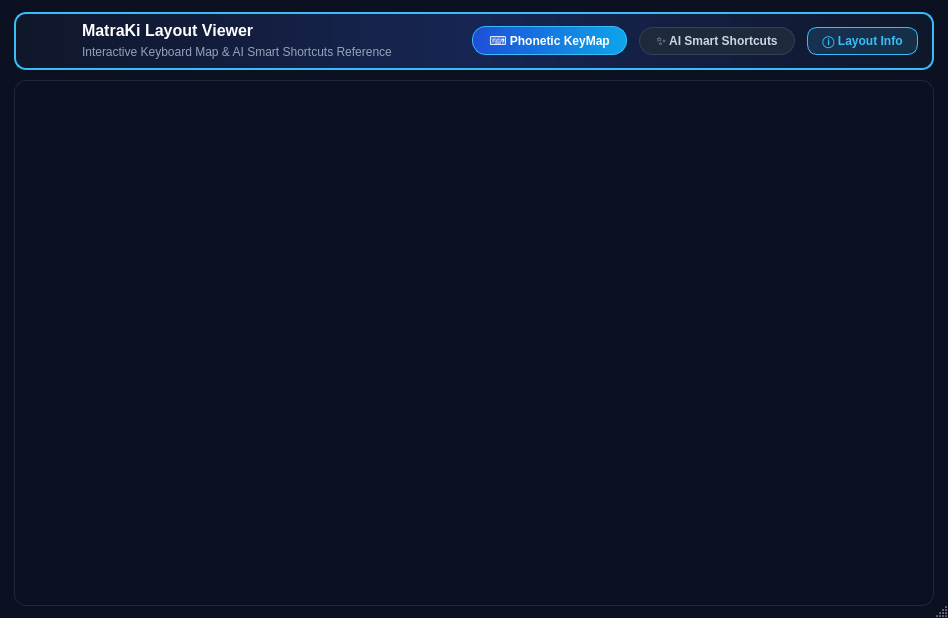
Above: src/frontend/LayoutViewer.ui from sojibcreates-maker/MatraKi-Keyboard before the change. Below: the same form after it.
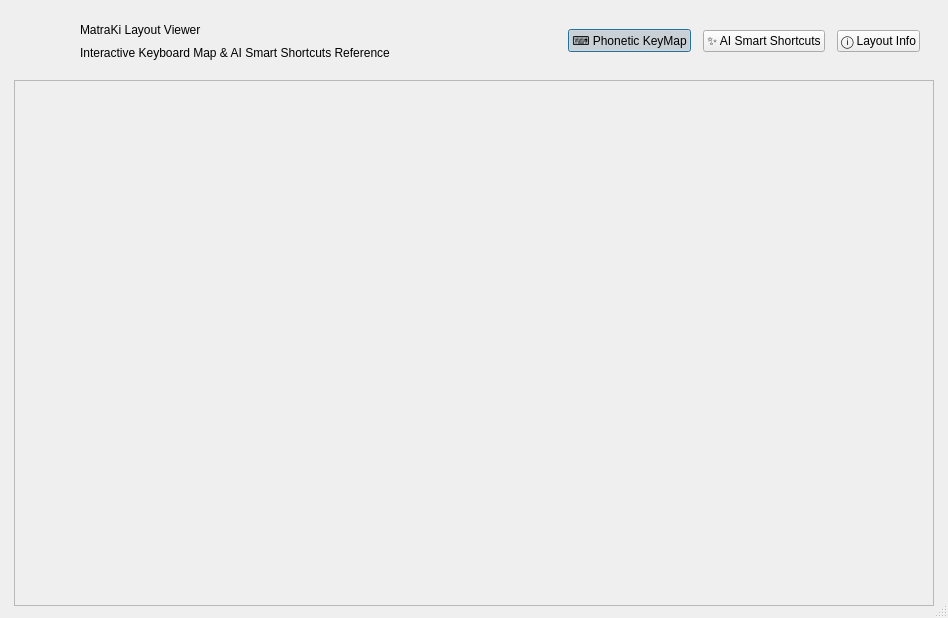
That is the form after the change. Icons and pictures are not drawn.

What changed in the file:
```diff
--- a/src/frontend/LayoutViewer.ui
+++ b/src/frontend/LayoutViewer.ui
@@ -13,68 +13,6 @@
   <property name="windowTitle">
    <string>MatraKi - Layout Viewer</string>
   </property>
-  <property name="styleSheet">
-   <string notr="true">QDialog#LayoutViewer {
-    background-color: #0b1120;
-    color: #f8fafc;
-    font-family: &quot;Noto Sans&quot;, sans-serif;
-}
-QFrame#headerFrame {
-    background: qlineargradient(x1:0, y1:0, x2:1, y2:0, stop:0 #0f172a, stop:0.5 #172554, stop:1 #0f172a);
-    border: 1.5px solid #38bdf8;
-    border-radius: 12px;
-}
-QLabel#lblHeaderTitle {
-    color: #ffffff;
-    font-size: 16px;
-    font-weight: bold;
-}
-QLabel#lblHeaderSub {
-    color: #94a3b8;
-    font-size: 11.5px;
-}
-QPushButton {
-    background-color: #1e293b;
-    color: #cbd5e1;
-    border: 1px solid #334155;
-    border-radius: 14px;
-    padding: 6px 16px;
-    font-size: 12px;
-    font-weight: bold;
-    outline: none;
-}
-QPushButton:hover {
-    border-color: #38bdf8;
-    color: #ffffff;
-}
-QPushButton:checked {
-    background: qlineargradient(x1:0, y1:0, x2:1, y2:0, stop:0 #1d4ed8, stop:1 #0ea5e9);
-    color: #ffffff;
-    border: 1px solid #38bdf8;
-}
-QPushButton:disabled {
-    background-color: #0f172a;
-    color: #475569;
-    border-color: #1e293b;
-}
-QPushButton#buttonAboutLayout {
-    background-color: rgba(56, 189, 248, 0.14);
-    color: #38bdf8;
-    border: 1px solid #38bdf8;
-    border-radius: 10px;
-    padding: 6px 14px;
-}
-QPushButton#buttonAboutLayout:hover {
-    background-color: #0284c7;
-    color: #ffffff;
-}
-QLabel#labelImage {
-    background-color: #0b1120;
-    border: 1px solid #1e293b;
-    border-radius: 12px;
-    padding: 4px;
-}</string>
-  </property>
   <property name="sizeGripEnabled">
    <bool>true</bool>
   </property>
```
